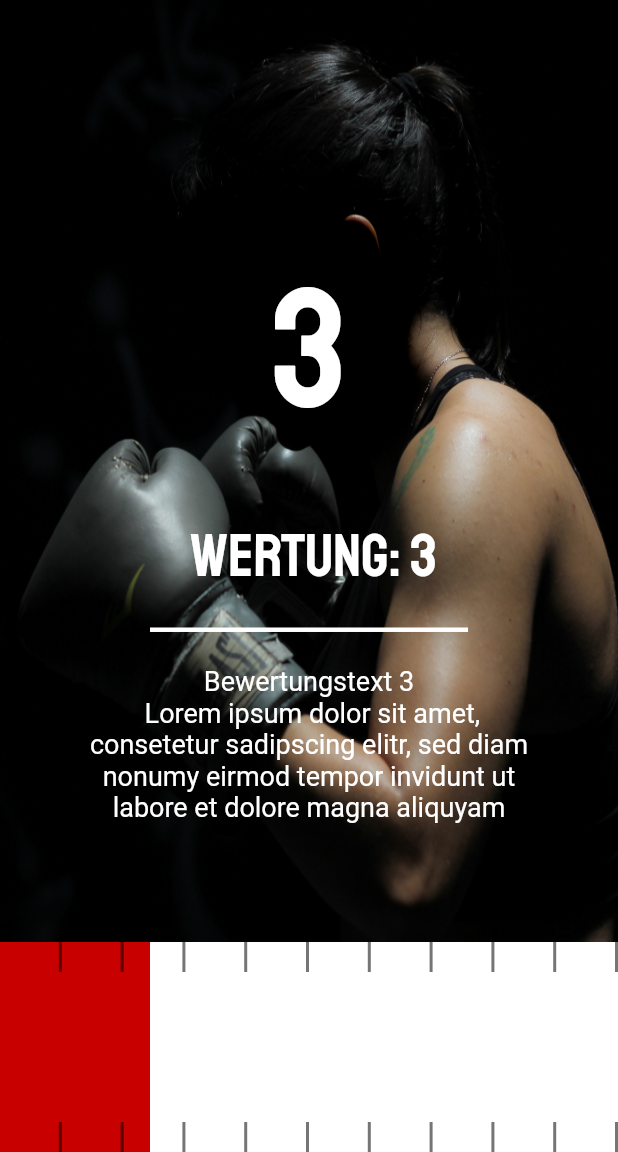
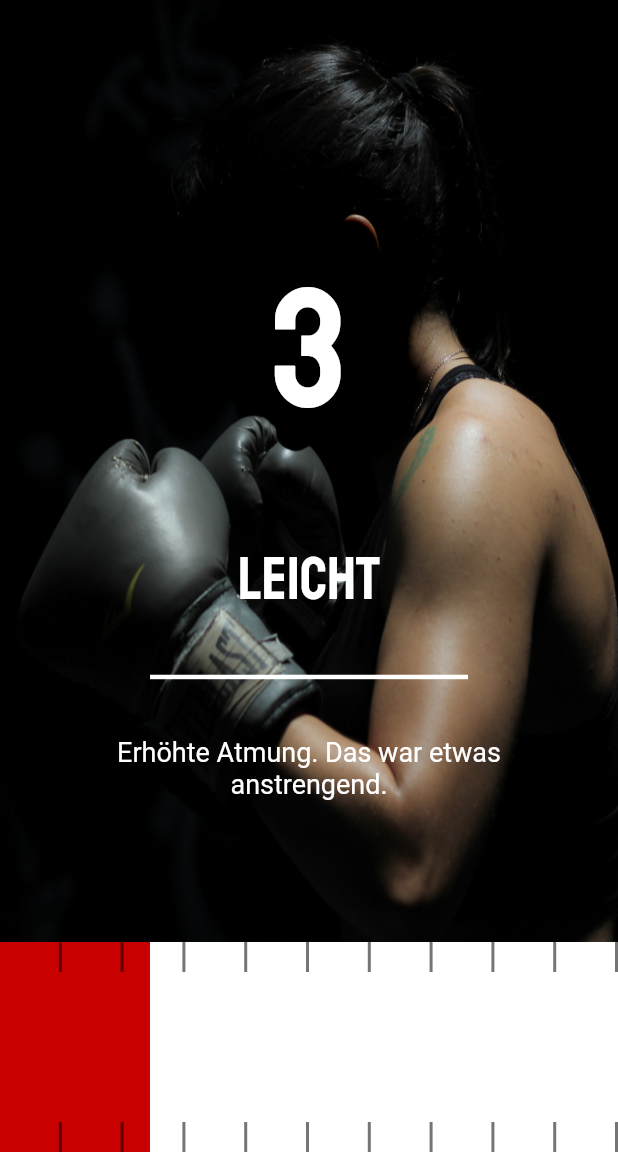
Before and after one commit to tabearunzheimer/boxing_app, a Flutter app: the RateWorkoutScreen screen opened by its route, on a phone screen of 412 x 824 dp, the part 84-1236 px from its top. Run offline on Flutter 3.47's test engine with Material 2 defaults, Android fonts, the phone set to English and light mode, and no system bars; our stand-ins replace flutter_calendar_carousel, flutter_tts, shared_preferences, sqflite; accounts and stored records are empty.

```diff
--- a/lib/screens/rate_workout_screen.dart
+++ b/lib/screens/rate_workout_screen.dart
@@ -98,6 +98,7 @@ class _RateWorkoutScreenState extends State<RateWorkoutScreen>
                       return Text(
                         getRatingDefinition(),
                         style: Theme.of(context).textTheme.subtitle,
+                        textAlign: TextAlign.center,
                       );
                     }),
 
@@ -127,7 +128,6 @@ class _RateWorkoutScreenState extends State<RateWorkoutScreen>
           Container(
             width: MediaQuery.of(context).size.width,
             height: MediaQuery.of(context).size.height,
-
             ///Animation zum bewerten
             child: GestureDetector(
               onHorizontalDragStart: (DragStartDetails details) =>
@@ -212,7 +212,7 @@ class _RateWorkoutScreenState extends State<RateWorkoutScreen>
     int index = 0;
     for (double i = 0; i < size + 1; i = i + size / 10) {
       if (this.posx <= i && this.posx >= alt) {
-        return " Wertung: $index";
+        return ratingDefinition(index);
       }
       alt = i;
       index++;
@@ -226,7 +226,7 @@ class _RateWorkoutScreenState extends State<RateWorkoutScreen>
     int index = 0;
     for (double i = 0; i < size + 1; i = i + size / 10) {
       if (this.posx <= i && this.posx >= alt) {
-        return "Bewertungstext $index\n Lorem ipsum dolor sit amet, consetetur sadipscing elitr, sed diam nonumy eirmod tempor invidunt ut labore et dolore magna aliquyam";
+        return ratingText(index);
       }
       alt = i;
       index++;
@@ -244,4 +244,58 @@ class _RateWorkoutScreenState extends State<RateWorkoutScreen>
     Navigator.pop(context);
     Navigator.pushNamed(context, '/DoneWorkoutScreen');
   }
+
+  String ratingText(int i){
+    String erg = "";
+    switch (i){
+      case 1: erg = "Normale Atmung. Das war keine Anstrengung.";
+        break;
+      case 2: erg = "Leicht erhöhte Atmung. Das war keine besonders große Anstrengung.";
+        break;
+      case 3: erg = "Erhöhte Atmung. Das war etwas anstrengend.";
+        break;
+      case 4: erg = "Erhöhte Atmung und etwas erhöhter Puls. Es war etwas anstrengend aber keine Herausforderung.";
+        break;
+      case 5: erg = "Erhöhte Atmung und erhöhter Puls. Das war anstrengend.";
+        break;
+      case 6: erg = "Sprechen fällt schwerer. Das war anstrengend.";
+        break;
+      case 7: erg = "Sprechen nur schwer möglich. Das war ziemlich anstrengend.";
+        break;
+      case 8: erg = "Sprechen nur sehr schwer möglich. Das war echt anstrengend.";
+        break;
+      case 9: erg = "Sprechen sehr schwer möglich. Das war anstrengend.";
+        break;
+      case 10: erg = "Sprechen nicht möglich. Das war extrem anstrengend.";
+        break;
+    }
+    return erg;
+  }
+
+  String ratingDefinition(int i){
+    String erg = "";
+    switch (i){
+      case 1: erg = "Super Einfach";
+      break;
+      case 2: erg = "Sehr Einfach";
+      break;
+      case 3: erg = "Leicht";
+      break;
+      case 4: erg = "Etwas Anstrengend";
+      break;
+      case 5: erg = "Anstrengend";
+      break;
+      case 6: erg = "Sehr Anstrengend.";
+      break;
+      case 7: erg = "Etwas Schwer";
+      break;
+      case 8: erg = "Schwer";
+      break;
+      case 9: erg = "Ziemlich Schwer";
+      break;
+      case 10: erg = "Extreme Herausforderung";
+      break;
+    }
+    return erg;
+  }
 }
```
